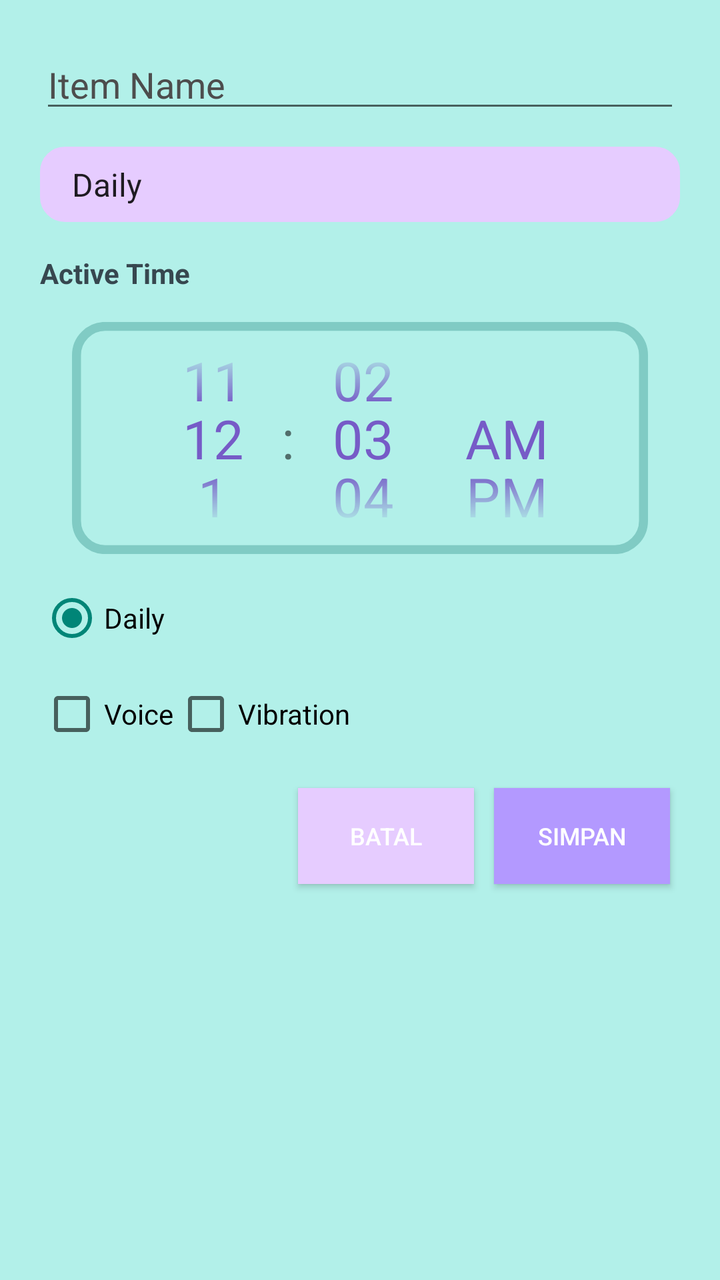
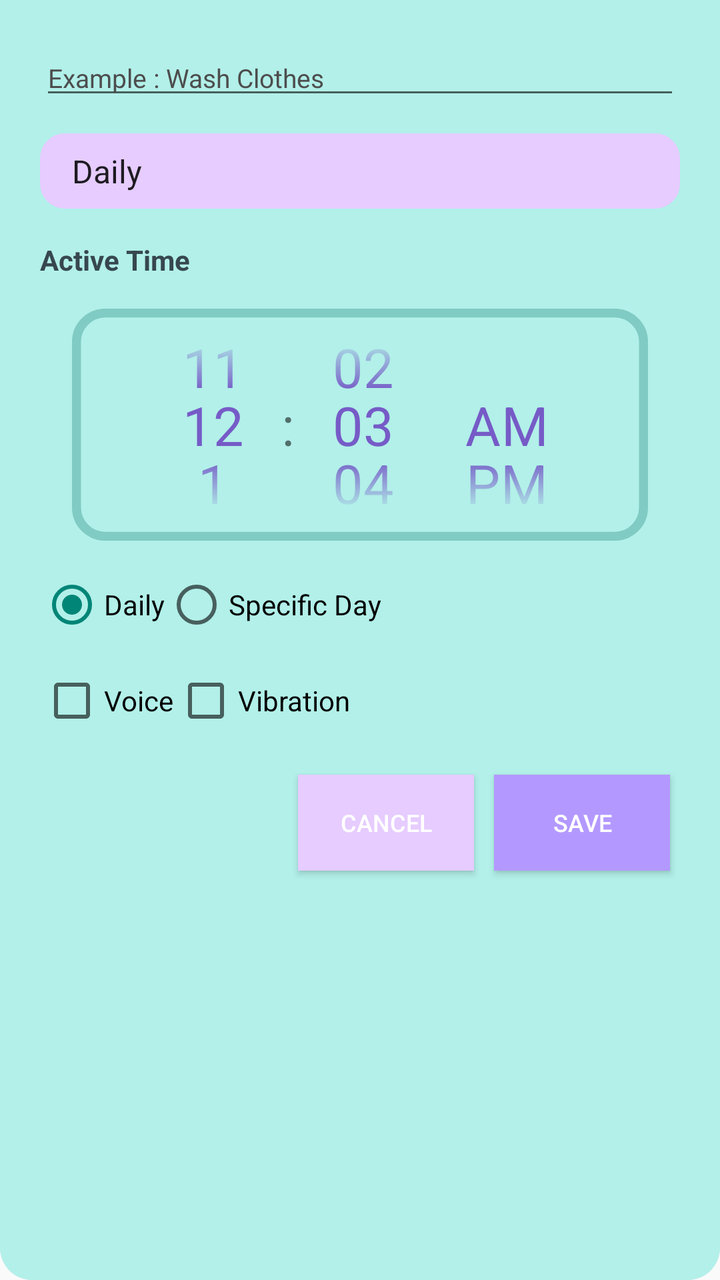

Two renders of the same Android screen: before a commit and after it. Below are the layout's source before the change and the commit's diff.
<!-- AndroidManifest.xml: application theme Theme.Todo -->
<!-- res/layout/dialog_newitemtodo.xml -->
<?xml version="1.0" encoding="utf-8"?>
<ScrollView
    xmlns:android="http://schemas.android.com/apk/res/android"
    xmlns:tools="http://schemas.android.com/tools"
    android:layout_width="match_parent"
    android:layout_height="match_parent"
    android:fillViewport="true">

    <LinearLayout
        android:layout_width="match_parent"
        android:layout_height="wrap_content"
        android:orientation="vertical"
        android:padding="20dp"
        android:background="@color/teal_200"
        tools:context=".ui.MainActivity">

        
        <EditText
            android:id="@+id/edt_dialog_newitem_todo"
            android:layout_width="match_parent"
            android:layout_height="wrap_content"
            android:hint="Item Name"
            android:textColor="@color/purple_700"
            android:textColorHint="@color/black"
            android:layout_marginBottom="12dp"/>

        <Spinner
            android:layout_width="match_parent"
            android:layout_height="wrap_content"
            android:entries="@array/active_time_options"
            android:layout_marginBottom="16dp"
            android:id="@+id/spinner_option"
            android:background="@drawable/spinner_background_purple"
            />

        
        <TextView
            android:id="@+id/textView"
            android:layout_width="wrap_content"
            android:layout_height="wrap_content"
            android:text="Active Time"
            android:textStyle="bold"
            android:textColor="#37474F"
            android:layout_marginBottom="8dp"/>

        
        <LinearLayout
            android:layout_width="match_parent"
            android:layout_height="wrap_content"
            android:orientation="vertical"
            android:scaleX="0.9"
            android:scaleY="0.9">

            <DatePicker
                android:id="@+id/datePicker"
                android:layout_width="match_parent"
                android:layout_height="143dp"
                android:calendarViewShown="false"
                android:datePickerMode="spinner"
                android:spinnersShown="true"
                android:textSize="8sp"
                android:visibility="gone"
                android:background="@drawable/bg_timepicker_teal"
                android:theme="@style/CustomDatePickerStyle"
                android:layout_marginBottom="5dp"
                />

            <TimePicker
                android:id="@+id/timePicker"
                android:layout_width="match_parent"
                android:layout_height="129dp"
                android:layout_marginBottom="10dp"
                android:background="@drawable/bg_timepicker_teal"
                android:textSize="10sp"
                android:theme="@style/CustomTimePickerStyle"
                android:timePickerMode="spinner" />
        </LinearLayout>

        
        <RadioGroup
            android:id="@+id/radio_group_repeat"
            android:layout_width="match_parent"
            android:layout_height="wrap_content"
            android:orientation="horizontal"
            android:layout_marginBottom="16dp">

            <RadioButton
                android:id="@+id/radioDaily"
                android:layout_width="wrap_content"
                android:layout_height="wrap_content"
                android:text="Daily"
                android:checked="true"/>

            <RadioButton
                android:id="@+id/radioSpecificDay"
                android:layout_width="wrap_content"
                android:layout_height="wrap_content"
                android:text="Specific Day"
                android:visibility="invisible"
                />
        </RadioGroup>

        
        <GridLayout
            android:layout_width="match_parent"
            android:layout_height="wrap_content"
            android:columnCount="4"
            android:orientation="horizontal"
            android:layout_marginBottom="16dp"
            android:id="@+id/grid_days_of_week"
            android:visibility="gone"
            >

            <CheckBox android:text="Sun"  android:textSize="10sp"/>
            <CheckBox android:text="Mon"  android:textSize="10sp"/>
            <CheckBox android:text="Tue"  android:textSize="10sp"/>
            <CheckBox android:text="Wed"  android:textSize="10sp"/>
            <CheckBox android:text="Thur"  android:textSize="10sp"/>
            <CheckBox android:text="Fri"  android:textSize="10sp"/>
            <CheckBox android:text="Sat"  android:textSize="10sp"/>
        </GridLayout>

        <LinearLayout
            android:layout_width="match_parent"
            android:layout_height="wrap_content"
            android:orientation="horizontal"
            >
            <CheckBox
                android:id="@+id/chkEnableVoice"
                android:layout_width="wrap_content"
                android:layout_height="wrap_content"
                android:text="Voice"/>
            <CheckBox
                android:id="@+id/chkEnableVibra"
                android:layout_width="wrap_content"
                android:layout_height="wrap_content"
                android:text="Vibration"/>
        </LinearLayout>

        
        <LinearLayout
            android:id="@+id/linearLayout"
            android:layout_width="match_parent"
            android:layout_height="wrap_content"
            android:orientation="horizontal"
            android:gravity="end"
            android:layout_marginTop="16dp">

            <Button
                android:id="@+id/btn_batal_dialog_newitem_todo"
                android:layout_width="wrap_content"
                android:layout_height="wrap_content"
                android:text="Batal"
                android:layout_margin="5dp"
                android:background="@color/purple_200"
                android:textColor="#FFFFFF"
                android:textSize="12sp"
                />

            <Button
                android:id="@+id/btn_simpan_dialog_newitem_todo"
                android:layout_width="wrap_content"
                android:layout_height="wrap_content"
                android:text="Simpan"
                android:layout_margin="5dp"
                android:background="@color/purple_700"
                android:textColor="#FFFFFF"
                android:textSize="12sp"
                />
        </LinearLayout>
    </LinearLayout>
</ScrollView>
<!-- resources referenced by this layout -->
<resources>
  <string-array name="active_time_options">
          <item>Daily</item>
          <item>Specific Time</item>
      </string-array>
  <color name="black">#4D4D4D</color>
  <color name="purple_200">#E6CCFF</color>
  <color name="purple_700">#B399FF</color>
  <color name="teal_200">#B2F0E9</color>
  <!-- drawable bg_timepicker_teal (drawable) -->
  <?xml version="1.0" encoding="utf-8"?>
  <shape xmlns:android="http://schemas.android.com/apk/res/android"
      android:shape="rectangle">
  
      
      <solid android:color="@android:color/transparent"/>
  
      
      <stroke
          android:width="5dp"
          android:color="@color/teal_700"/>
  
      
      <corners android:radius="16dp"/>
  </shape>
  <!-- drawable spinner_background_purple (drawable) -->
  <?xml version="1.0" encoding="utf-8"?>
  <shape xmlns:android="http://schemas.android.com/apk/res/android"
      android:shape="rectangle">
  
      
      <solid android:color="@color/purple_200" />
  
      
      <corners android:radius="12dp" />
  
      
      <stroke
          android:width="1dp"
          android:color="@color/purple_200" />
  
      
      <padding
          android:left="8dp"
          android:top="8dp"
          android:right="8dp"
          android:bottom="8dp" />
  </shape>
  <style name="CustomDatePickerStyle">
          <item name="android:textColorPrimary">#765BC7</item>
          <item name="android:textColorSecondary">#D0C1FF</item>
          <item name="android:textSize">20sp</item>
          <item name="android:selectionDividerHeight">20dp</item>
          <item name="android:colorControlNormal">@android:color/transparent</item>
      </style>
  <style name="CustomTimePickerStyle" parent="android:Widget.Material.TimePicker">
          <item name="android:textColorPrimary">#765BC7</item>
          <item name="android:textColorSecondary">#D0C1FF</item>
          <item name="android:textSize">30sp</item>
          <item name="android:selectionDividerHeight">20dp</item>
          <item name="android:colorControlNormal">@android:color/transparent</item>
      </style>
  <style name="Theme.Todo" parent="Theme.AppCompat.Light.NoActionBar">
          
          <item name="colorPrimary">@color/purple_500</item>
          <item name="colorPrimaryVariant">@color/purple_700</item>
          <item name="colorOnPrimary">@color/white</item>
          
          <item name="colorSecondary">@color/teal_200</item>
          <item name="colorSecondaryVariant">@color/teal_700</item>
          <item name="colorOnSecondary">@color/black</item>
          
          <item name="android:statusBarColor" tools:targetApi="l">?attr/colorPrimaryVariant</item>
          
      </style>
  <color name="teal_700">#80CBC4</color>
  <color name="purple_500">#D1B3FF</color>
  <color name="white">#FAFAFA</color>
</resources>

<!-- the commit's change to res/layout/dialog_newitemtodo.xml (unified diff, before → after) -->
@@ -3,14 +3,14 @@
     xmlns:android="http://schemas.android.com/apk/res/android"
     xmlns:tools="http://schemas.android.com/tools"
     android:layout_width="match_parent"
-    android:layout_height="match_parent"
+    android:layout_height="wrap_content"
+    android:background="@drawable/bg_dialog_additem"
     android:fillViewport="true">
 
     <LinearLayout
         android:layout_width="match_parent"
         android:layout_height="wrap_content"
         android:orientation="vertical"
-        android:padding="20dp"
         android:background="@color/teal_200"
         tools:context=".ui.MainActivity">
 
@@ -19,10 +19,11 @@
             android:id="@+id/edt_dialog_newitem_todo"
             android:layout_width="match_parent"
             android:layout_height="wrap_content"
-            android:hint="Item Name"
-            android:textColor="@color/purple_700"
+            android:hint="Example : Wash Clothes"
+            android:textColor="@color/black"
             android:textColorHint="@color/black"
-            android:layout_marginBottom="12dp"/>
+            android:layout_marginBottom="12dp"
+            android:textSize="13sp"/>
 
         <Spinner
             android:layout_width="match_parent"
@@ -96,7 +97,6 @@
                 android:layout_width="wrap_content"
                 android:layout_height="wrap_content"
                 android:text="Specific Day"
-                android:visibility="invisible"
                 />
         </RadioGroup>
 
@@ -137,6 +137,15 @@
                 android:text="Vibration"/>
         </LinearLayout>
 
+        <SeekBar
+            android:id="@+id/seekBarVolume"
+            android:layout_width="match_parent"
+            android:layout_height="wrap_content"
+            android:max="100"
+            android:padding="10dp"
+            android:visibility="gone"
+            />
+
         
         <LinearLayout
             android:id="@+id/linearLayout"
@@ -150,9 +159,9 @@
                 android:id="@+id/btn_batal_dialog_newitem_todo"
                 android:layout_width="wrap_content"
                 android:layout_height="wrap_content"
-                android:text="Batal"
                 android:layout_margin="5dp"
                 android:background="@color/purple_200"
+                android:text="Cancel"
                 android:textColor="#FFFFFF"
                 android:textSize="12sp"
                 />
@@ -161,7 +170,7 @@
                 android:id="@+id/btn_simpan_dialog_newitem_todo"
                 android:layout_width="wrap_content"
                 android:layout_height="wrap_content"
-                android:text="Simpan"
+                android:text="Save"
                 android:layout_margin="5dp"
                 android:background="@color/purple_700"
                 android:textColor="#FFFFFF"
<!-- resource entries referenced after the edit -->
@@ -8,6 +8,21 @@
   <color name="purple_200">#E6CCFF</color>
   <color name="purple_700">#B399FF</color>
   <color name="teal_200">#B2F0E9</color>
+  <!-- drawable bg_dialog_additem (drawable) -->
+  <?xml version="1.0" encoding="utf-8"?>
+  <shape xmlns:android="http://schemas.android.com/apk/res/android"
+      android:shape="rectangle">
+      
+      <solid android:color="@color/teal_200"/>
+      <corners
+          android:bottomLeftRadius="16dp"
+          android:bottomRightRadius="16dp"/>
+      <padding
+          android:left="20dp"
+          android:top="20dp"
+          android:right="20dp"
+          android:bottom="20dp"/>
+  </shape>
   <!-- drawable bg_timepicker_teal (drawable) -->
   <?xml version="1.0" encoding="utf-8"?>
   <shape xmlns:android="http://schemas.android.com/apk/res/android"
@@ -71,7 +86,8 @@
           <item name="colorSecondaryVariant">@color/teal_700</item>
           <item name="colorOnSecondary">@color/black</item>
           
-          <item name="android:statusBarColor" tools:targetApi="l">?attr/colorPrimaryVariant</item>
+          <item name="android:statusBarColor">@color/purple_200</item>
+          <item name="android:windowLightStatusBar">false</item>
           
       </style>
   <color name="teal_700">#80CBC4</color>
